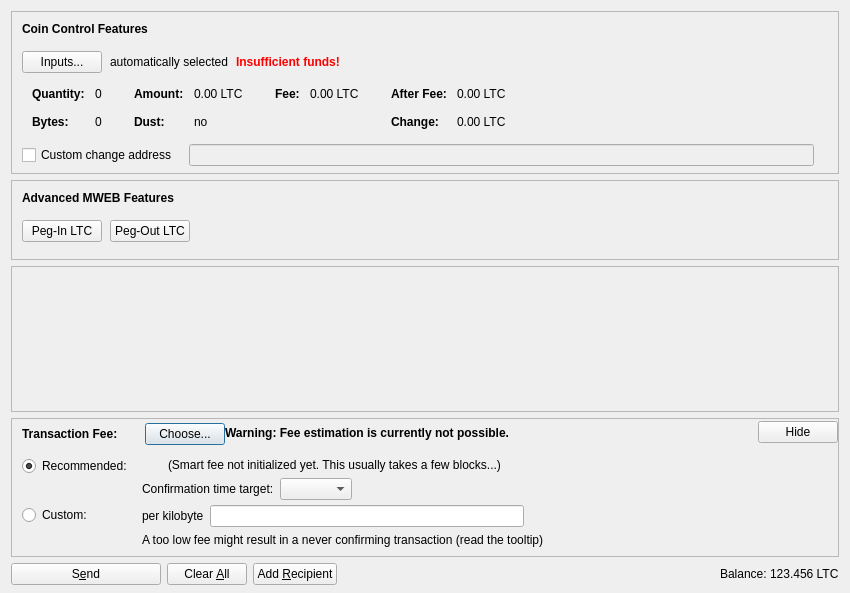
Qt form src/qt/forms/sendcoinsdialog.ui (ecurrency-project/ecurrency) before a commit.
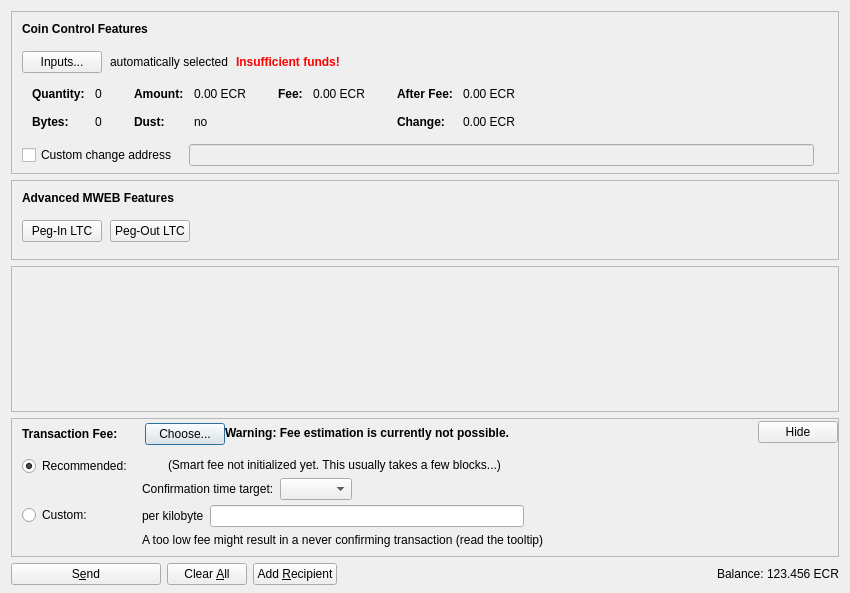
The same form after that commit. Icons and pictures are not drawn. Custom widgets are drawn as their Qt base class.

Patch:
```diff
--- a/src/qt/forms/sendcoinsdialog.ui
+++ b/src/qt/forms/sendcoinsdialog.ui
@@ -324,7 +324,7 @@
                   <enum>Qt::ActionsContextMenu</enum>
                  </property>
                  <property name="text">
-                  <string notr="true">0.00 LTC</string>
+                  <string notr="true">0.00 ECR</string>
                  </property>
                  <property name="textInteractionFlags">
                   <set>Qt::LinksAccessibleByMouse|Qt::TextSelectableByKeyboard|Qt::TextSelectableByMouse</set>
@@ -404,7 +404,7 @@
                   <enum>Qt::ActionsContextMenu</enum>
                  </property>
                  <property name="text">
-                  <string notr="true">0.00 LTC</string>
+                  <string notr="true">0.00 ECR</string>
                  </property>
                  <property name="textInteractionFlags">
                   <set>Qt::LinksAccessibleByMouse|Qt::TextSelectableByKeyboard|Qt::TextSelectableByMouse</set>
@@ -455,7 +455,7 @@
                   <enum>Qt::ActionsContextMenu</enum>
                  </property>
                  <property name="text">
-                  <string notr="true">0.00 LTC</string>
+                  <string notr="true">0.00 ECR</string>
                  </property>
                  <property name="textInteractionFlags">
                   <set>Qt::LinksAccessibleByMouse|Qt::TextSelectableByKeyboard|Qt::TextSelectableByMouse</set>
@@ -484,7 +484,7 @@
                   <enum>Qt::ActionsContextMenu</enum>
                  </property>
                  <property name="text">
-                  <string notr="true">0.00 LTC</string>
+                  <string notr="true">0.00 ECR</string>
                  </property>
                  <property name="textInteractionFlags">
                   <set>Qt::LinksAccessibleByMouse|Qt::TextSelectableByKeyboard|Qt::TextSelectableByMouse</set>
@@ -1353,7 +1353,7 @@
           <cursorShape>IBeamCursor</cursorShape>
          </property>
          <property name="text">
-          <string notr="true">123.456 LTC</string>
+          <string notr="true">123.456 ECR</string>
          </property>
          <property name="textInteractionFlags">
           <set>Qt::LinksAccessibleByMouse|Qt::TextSelectableByKeyboard|Qt::TextSelectableByMouse</set>
```
